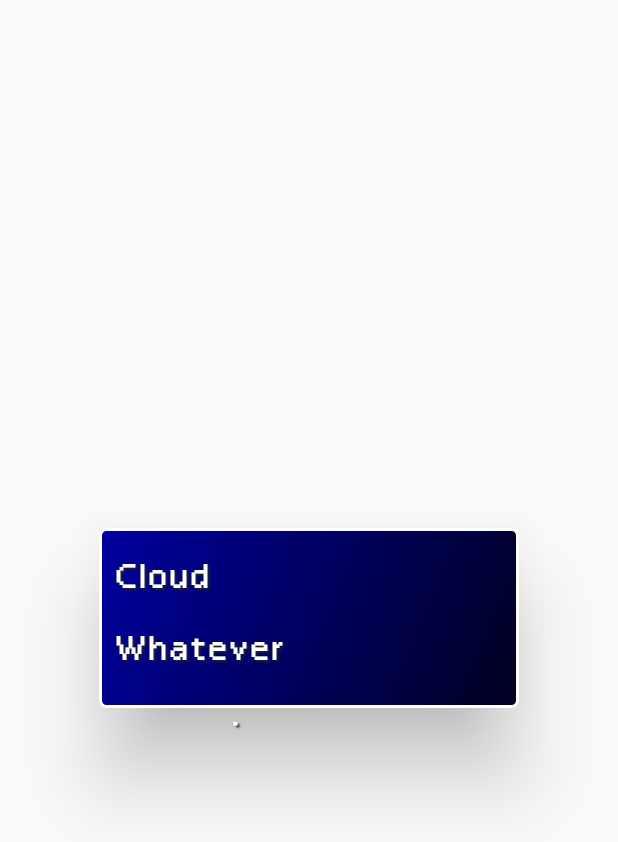
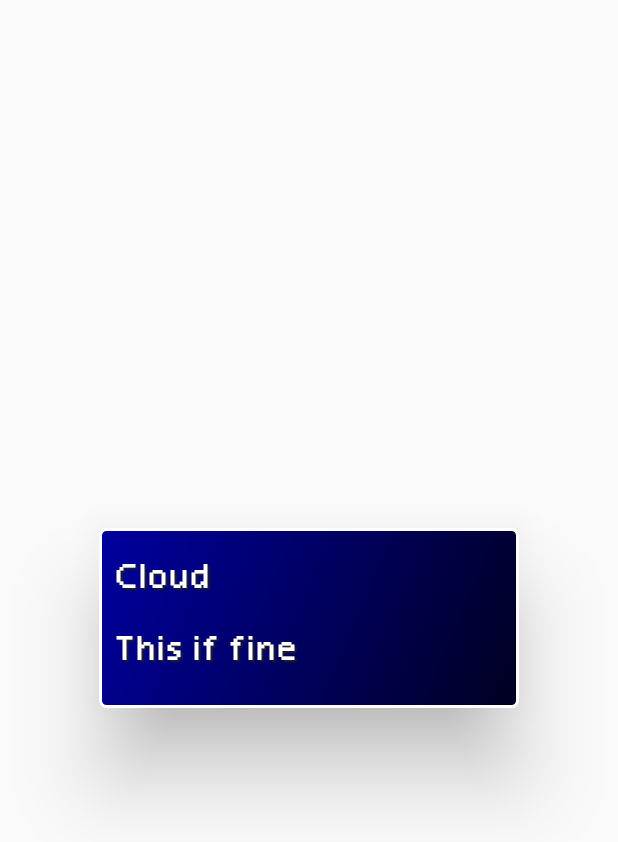
Before and after one commit to sqrg/ff_dialogs, a Flutter app: the FfviiDialog widget shown alone on an empty page, opened directly, on a phone screen of 412 x 824 dp. Shown: the top 842 px of the screen. Run offline on Flutter 3.47's test engine with Material 2 defaults, Android fonts, the phone set to English and light mode, and no system bars.

Commit message:
Temporary fix to FFVII font issue

```diff
--- a/lib/widgets/ffvii_dialog.dart
+++ b/lib/widgets/ffvii_dialog.dart
@@ -47,7 +47,7 @@ class FfviiDialog extends StatelessWidget {
               margin: EdgeInsets.only(
                   left: 10.0, top: 0.0, right: 10.0, bottom: 10.0),
               child: Text(
-                'Whatever',
+                'This if fine',
                 style: dialogTextStyle,
               ),
             )
```
